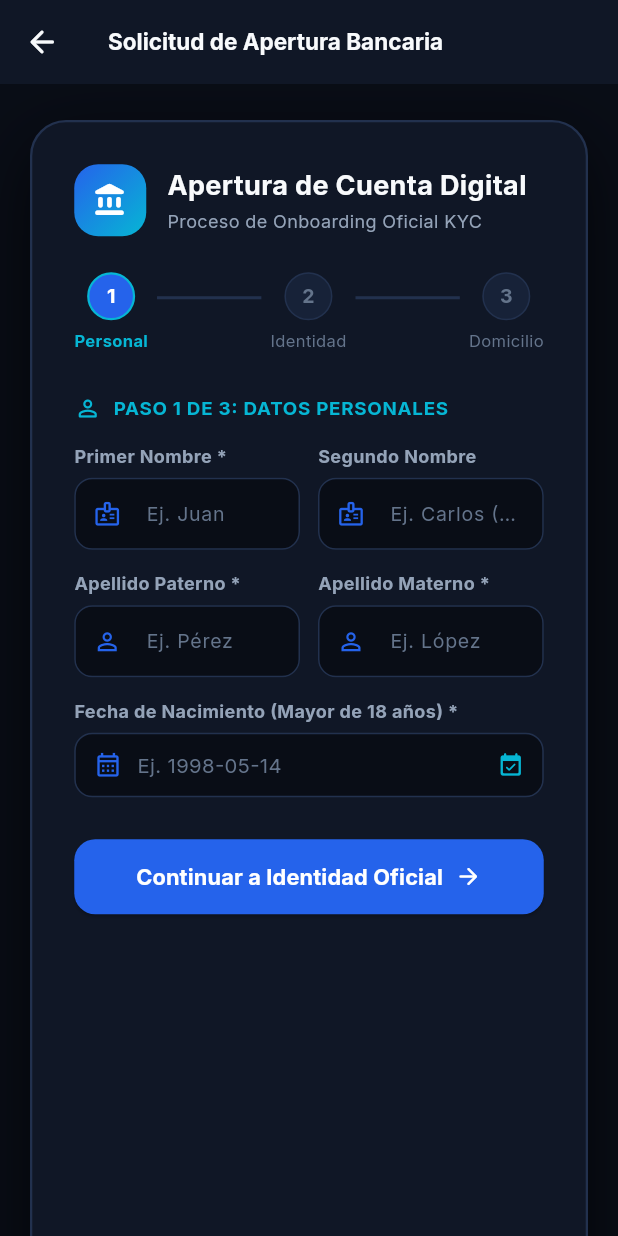
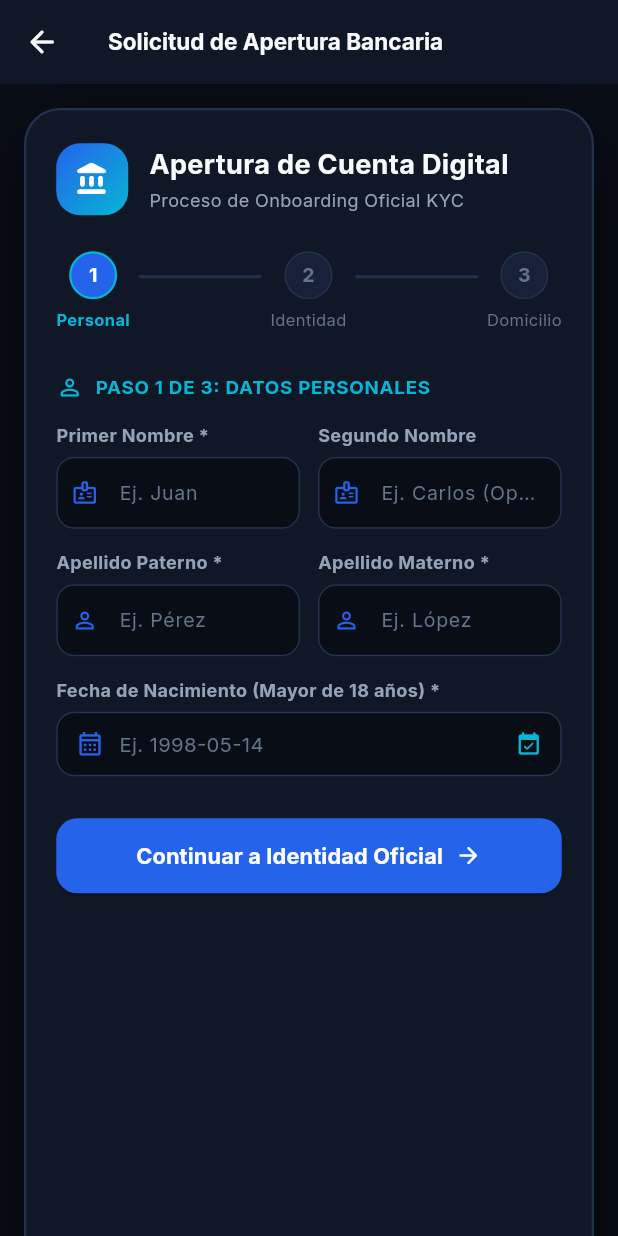
Before and after one commit to Leosdelrey1111/Frontend-GestoPago, a Flutter app: the RegistroScreen screen opened by its route, on a phone screen of 412 x 824 dp. Run offline on Flutter 3.47's test engine with Material 3 defaults, Android fonts, the phone set to English and light mode, and no system bars; our stand-ins replace dio, flutter_secure_storage, google_fonts, shared_preferences; accounts and stored records are empty.

Commit message:
fix(ui): top aligned card, robust dark calendar modal with required validation, and full width inputs for street numbers

```diff
--- a/lib/presentation/screens/registro_screen.dart
+++ b/lib/presentation/screens/registro_screen.dart
@@ -198,9 +198,14 @@ class _RegistroScreenState extends State<RegistroScreen> {
   void _avanzarPaso() {
     setState(() => _errorMessage = null);
     if (_currentStep == 0) {
-      if (_formKeyStep0.currentState!.validate()) {
-        setState(() => _currentStep = 1);
+      if (!_formKeyStep0.currentState!.validate()) return;
+      if (_fechaNacimientoController.text.trim().isEmpty) {
+        setState(() {
+          _errorMessage = 'Por favor selecciona tu fecha de nacimiento';
+        });
+        return;
       }
+      setState(() => _currentStep = 1);
     } else if (_currentStep == 1) {
       if (_formKeyStep1.currentState!.validate()) {
         setState(() => _currentStep = 2);
@@ -443,12 +448,13 @@ class _RegistroScreenState extends State<RegistroScreen> {
           },
         ),
       ),
-      body: Center(
+      body: Align(
+        alignment: Alignment.topCenter,
         child: SingleChildScrollView(
-          padding: const EdgeInsets.symmetric(horizontal: 20, vertical: 24),
+          padding: const EdgeInsets.symmetric(horizontal: 16, vertical: 16),
           child: Container(
             constraints: const BoxConstraints(maxWidth: 580),
-            padding: const EdgeInsets.all(28),
+            padding: const EdgeInsets.symmetric(horizontal: 20, vertical: 22),
             decoration: BoxDecoration(
               color: BankTheme.surface,
               borderRadius: BorderRadius.circular(24),
@@ -939,30 +945,30 @@ class _RegistroScreenState extends State<RegistroScreen> {
                   },
                 ),
               ),
-              const SizedBox(width: 10),
+              const SizedBox(width: 8),
               Expanded(
                 flex: 2,
                 child: _buildInput(
                   'Num. Ext. *',
                   _numeroExteriorController,
-                  Icons.tag_rounded,
-                  maxLength: 12,
-                  hintText: '1234',
+                  null, // Sin icono interior para dar 100% de espacio al número
+                  maxLength: 10,
+                  hintText: '123',
                   validator: (v) {
                     if (v == null || v.trim().isEmpty) return 'Requerido';
                     return null;
                   },
                 ),
               ),
-              const SizedBox(width: 10),
+              const SizedBox(width: 8),
               Expanded(
                 flex: 2,
                 child: _buildInput(
                   'Num. Int.',
                   _numeroInteriorController,
-                  Icons.apartment_rounded,
-                  maxLength: 12,
-                  hintText: 'Opc.',
+                  null, // Sin icono interior para dar 100% de espacio al número
+                  maxLength: 10,
+                  hintText: '4B (Opc.)',
                 ),
               ),
             ],
@@ -1138,7 +1144,7 @@ class _RegistroScreenState extends State<RegistroScreen> {
   Widget _buildInput(
     String label,
     TextEditingController controller,
-    IconData icon, {
+    IconData? icon, {
     bool obscureText = false,
     Widget? suffixIcon,
     TextInputType? keyboardType,
@@ -1168,19 +1174,24 @@ class _RegistroScreenState extends State<RegistroScreen> {
           style: const TextStyle(color: BankTheme.textMain, fontSize: 14),
           decoration: InputDecoration(
             counterText: '',
-            prefixIcon: Container(
-              width: 44,
-              alignment: Alignment.center,
-              child: Icon(icon, color: BankTheme.primary, size: 19),
-            ),
-            prefixIconConstraints: const BoxConstraints(minWidth: 44, minHeight: 44),
+            prefixIcon: icon != null
+                ? Container(
+                    width: 38,
+                    alignment: Alignment.center,
+                    child: Icon(icon, color: BankTheme.primary, size: 18),
+                  )
+                : null,
+            prefixIconConstraints: icon != null ? const BoxConstraints(minWidth: 38, minHeight: 44) : null,
             suffixIcon: suffixIcon,
             hintText: hintText,
             hintStyle: const TextStyle(color: BankTheme.textHint, fontSize: 13),
             errorMaxLines: 2,
             filled: true,
             fillColor: BankTheme.background,
-            contentPadding: const EdgeInsets.symmetric(horizontal: 14, vertical: 13),
+            contentPadding: EdgeInsets.symmetric(
+              horizontal: icon != null ? 10 : 12,
+              vertical: 13,
+            ),
           ),
           validator: validator,
         ),
```
Also changed, not shown: lib/core/widgets/bank_date_picker_dialog.dart (+54 -94 lines).
